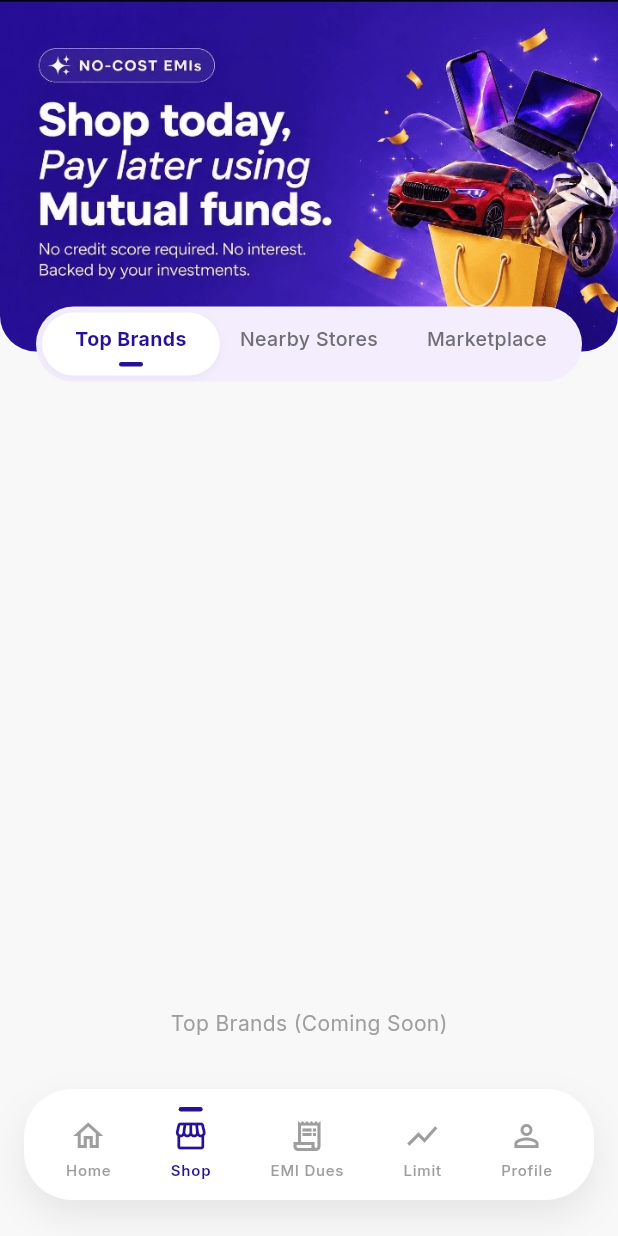
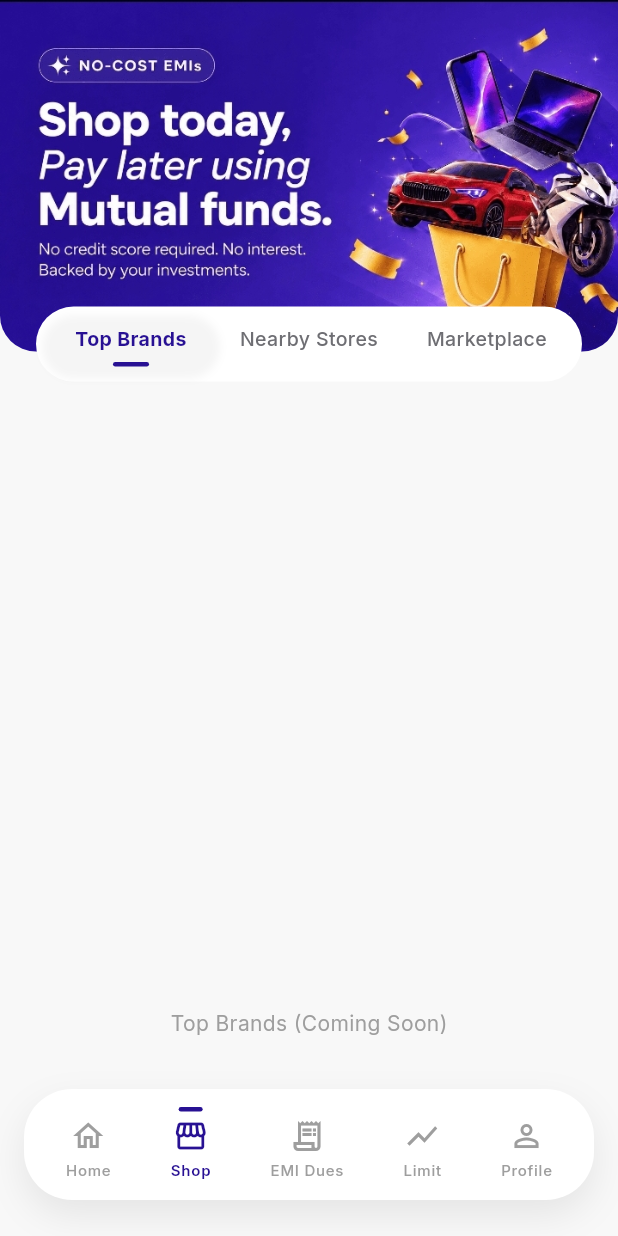
Before and after one commit to Kartikeya-guthub/1fi-Marketplace, a Flutter app: the screen it shows after launch, after a tap on "Top Brands", on a phone screen of 412 x 824 dp. Run offline on Flutter 3.47's test engine with Material 3 defaults, Android fonts, the phone set to English and light mode, and no system bars; our stand-ins replace flutter_riverpod, google_fonts, shimmer.

Commit message:
Final polish: fixed image fallbacks, added dynamic color image swapping, improved search performance, removed price from marketplace cards, and added final screenshots to README

```diff
--- a/lib/core/theme/app_colors.dart
+++ b/lib/core/theme/app_colors.dart
@@ -7,8 +7,8 @@ class AppColors {
   static const Color heroBgStart = Color(0xFF281193);
   static const Color heroBgEnd = Color(0xFF1B0B63); // Darker shade for depth
 
-  static const Color tabTrackBg = Color(0xFFF3EDFD); // Faint purple/grey
-  static const Color tabActiveSegment = Colors.white;
+  static const Color tabTrackBg = Colors.white; // Faint purple/grey
+  static const Color tabActiveSegment = Colors.transparent;
   static const Color tabActiveText = primaryPurple;
   static const Color tabInactiveText = Color(0xFF6E6E73);
   static const Color tabUnderlineTick = primaryPurple;
@@ -42,6 +42,6 @@ class AppColors {
   static const Color ctaDisabled = Color(0xFFE0E0E0);
   static const Color divider = Color(0xFFEBEBEB);
   static const Color shimmerCardBase = Color(0xFFE0E0E0);
-  static const Color badgeBg = Color(0xFFF3EDFD);
-  static const Color badgeText = primaryPurple;
+  static const Color badgeBg = Color(0xFFF0F0F0);
+  static const Color badgeText = Color(0xFF333333);
 }
--- a/lib/core/widgets/info_list_card.dart
+++ b/lib/core/widgets/info_list_card.dart
@@ -17,6 +17,38 @@ class InfoListCard extends StatelessWidget {
     this.onTap,
   });
 
+  Widget _buildImage() {
+    if (imageUrl == null || imageUrl!.isEmpty) {
+      return Container(
+        color: AppColors.primaryPurple.withOpacity(0.1),
+        child: Center(
+          child: Text(
+            title.isNotEmpty ? title[0].toUpperCase() : '?',
+            style: const TextStyle(
+              color: AppColors.primaryPurple,
+              fontSize: 24,
+              fontWeight: FontWeight.bold,
+            ),
+          ),
+        ),
+      );
+    }
+
+    if (imageUrl!.startsWith('assets/')) {
+      return Image.asset(
+        imageUrl!,
+        fit: BoxFit.cover,
+        errorBuilder: (_, __, ___) => const Icon(Icons.broken_image, color: AppColors.textSecondary),
+      );
+    }
+
+    return Image.network(
+      imageUrl!,
+      fit: BoxFit.cover,
+      errorBuilder: (_, __, ___) => const Icon(Icons.broken_image, color: AppColors.textSecondary),
+    );
+  }
+
   @override
   Widget build(BuildContext context) {
     return Card(
@@ -28,7 +60,6 @@ class InfoListCard extends StatelessWidget {
           child: Row(
             crossAxisAlignment: CrossAxisAlignment.center,
             children: [
-              // Left: Rounded square image
               Container(
                 width: 64,
                 height: 64,
@@ -37,18 +68,9 @@ class InfoListCard extends StatelessWidget {
                   borderRadius: BorderRadius.circular(12),
                 ),
                 clipBehavior: Clip.antiAlias,
-                child: imageUrl != null && imageUrl!.isNotEmpty
-                    ? Image.network(
-                        imageUrl!,
-                        fit: BoxFit.cover,
-                        errorBuilder: (context, error, stackTrace) =>
-                            const Icon(Icons.broken_image, color: AppColors.textSecondary),
-                      )
-                    : const Icon(Icons.image, color: AppColors.textSecondary),
+                child: _buildImage(),
               ),
               const SizedBox(width: 16),
-
-              // Center: Title + Subtitle
               Expanded(
                 child: Column(
                   crossAxisAlignment: CrossAxisAlignment.start,
@@ -69,8 +91,6 @@ class InfoListCard extends StatelessWidget {
                   ],
                 ),
               ),
-
-              // Right: Optional Badge Pill
               if (badgeText != null) ...[
                 const SizedBox(width: 12),
                 Container(
--- a/lib/core/widgets/pill_tab_switcher.dart
+++ b/lib/core/widgets/pill_tab_switcher.dart
@@ -52,7 +52,7 @@ class PillTabSwitcher extends StatelessWidget {
                     alignment: Alignment.bottomCenter,
                     child: Container(
                       margin: const EdgeInsets.only(bottom: 6),
-                      width: 16,
+                      width: 24,
                       height: 3,
                       decoration: BoxDecoration(
                         color: AppColors.tabUnderlineTick,
--- a/lib/features/marketplace/presentation/pages/marketplace_tab.dart
+++ b/lib/features/marketplace/presentation/pages/marketplace_tab.dart
@@ -21,18 +21,17 @@ class MarketplaceTab extends ConsumerWidget {
     return Column(
       crossAxisAlignment: CrossAxisAlignment.start,
       children: [
-        const SearchField(hintText: 'Search products...'),
+        SearchField(
+          hintText: 'Search online stores...',
+          onChanged: (val) {
+            ref.read(searchQueryProvider.notifier).state = val;
+          },
+        ),
         Padding(
           padding: const EdgeInsets.symmetric(horizontal: 16.0, vertical: 8.0),
-          child: Row(
-            mainAxisAlignment: MainAxisAlignment.spaceBetween,
-            children: [
-              Text(
-                'Marketplace',
-                style: Theme.of(context).textTheme.titleLarge,
-              ),
-              const FilterPill(label: 'All Categories'),
-            ],
+          child: Text(
+            'Marketplace',
+            style: Theme.of(context).textTheme.titleLarge,
           ),
         ),
         // Removed Expanded so it can fit inside SingleChildScrollView
--- a/lib/features/marketplace/presentation/state/marketplace_provider.dart
+++ b/lib/features/marketplace/presentation/state/marketplace_provider.dart
@@ -14,10 +14,28 @@ final marketplaceRepositoryProvider = Provider<MarketplaceRepository>((ref) {
   return MarketplaceRepository(api);
 });
 
-// --- Fetch all products ---
-final productsProvider = FutureProvider<List<Product>>((ref) async {
+// --- Search State ---
+final searchQueryProvider = StateProvider<String>((ref) => '');
+
+// --- Fetch all products (Runs only once) ---
+final _allProductsProvider = FutureProvider<List<Product>>((ref) async {
   final repo = ref.watch(marketplaceRepositoryProvider);
   return repo.getProducts();
+});
+
+// --- Filtered products (Synchronous) ---
+final productsProvider = Provider<AsyncValue<List<Product>>>((ref) {
+  final productsAsync = ref.watch(_allProductsProvider);
+  final query = ref.watch(searchQueryProvider).toLowerCase();
+
+  return productsAsync.whenData((products) {
+    if (query.isEmpty) return products;
+    return products.where((product) =>
+      product.name.toLowerCase().contains(query) ||
+      product.sellerName.toLowerCase().contains(query) ||
+      product.category.toLowerCase().contains(query)
+    ).toList();
+  });
 });
 
 // --- Fetch single product by ID ---
--- a/lib/features/marketplace/presentation/widgets/product_card.dart
+++ b/lib/features/marketplace/presentation/widgets/product_card.dart
@@ -23,7 +23,7 @@ class ProductCard extends StatelessWidget {
           ? 'Sold by ${product.sellerName}\nNo-cost EMIs from ${formatINRCompact(minMonthlyEmi)}/mo'
           : 'Sold by ${product.sellerName}',
       imageUrl: product.imageUrl,
-      badgeText: formatINRCompact(product.basePrice),
+
       onTap: onTap,
     );
   }
```
Also changed, not shown: lib/features/marketplace/data/mock_marketplace_api.dart (+6 -7 lines), lib/features/marketplace/presentation/pages/product_details_page.dart (+14 -4 lines), assets/images/iphone_1.png (added), assets/images/iphone_2.png (added), assets/images/iphone_black.jpg (added), assets/images/iphone_titanium.webp (added), 26 other files.
